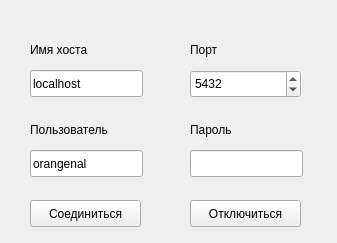
The window that 6_semestr/PABD/lab5/Prog/l5_program/authorization.ui (OranGeNaL/labs) describes before a commit, drawn with Qt 5.
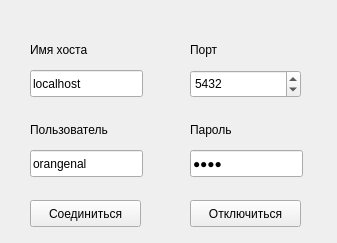
The same window after the commit.

Diff of the .ui file:
```diff
--- a/6_semestr/PABD/lab5/Prog/l5_program/authorization.ui
+++ b/6_semestr/PABD/lab5/Prog/l5_program/authorization.ui
@@ -74,6 +74,12 @@
      <height>27</height>
     </rect>
    </property>
+   <property name="text">
+    <string>1488</string>
+   </property>
+   <property name="echoMode">
+    <enum>QLineEdit::Password</enum>
+   </property>
   </widget>
   <widget class="QLabel" name="label_3">
    <property name="geometry">
```
